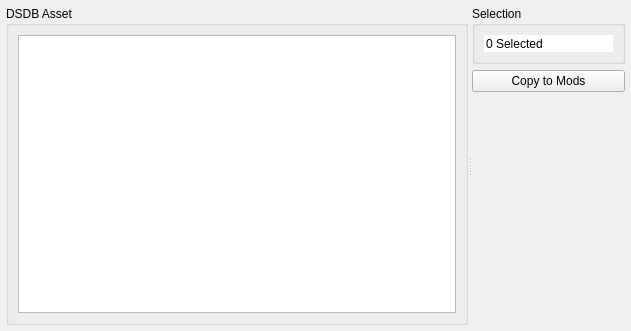
Qt form src/DigiSModEditor/ui_file/asset_transfer_widget.ui (Alamithor/DigiSModEditor) before a commit.
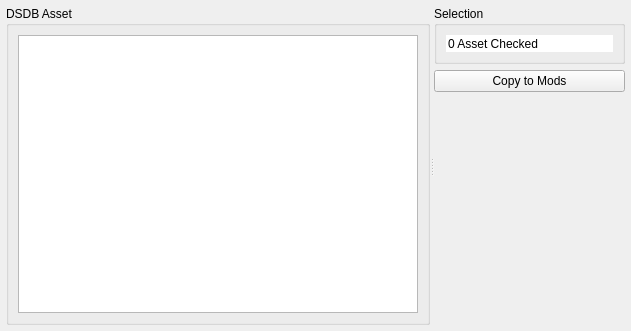
The same form after that commit.

Commit message: selection check state counter

Patch:
```diff
--- a/src/DigiSModEditor/ui_file/asset_transfer_widget.ui
+++ b/src/DigiSModEditor/ui_file/asset_transfer_widget.ui
@@ -104,7 +104,7 @@
              <enum>QAbstractSpinBox::NoButtons</enum>
             </property>
             <property name="suffix">
-             <string> Selected</string>
+             <string> Asset Checked</string>
             </property>
            </widget>
           </item>
```
Left out of the diff: 4 changed lines with no effect on the pictures. The commit also changes 2 other files.
